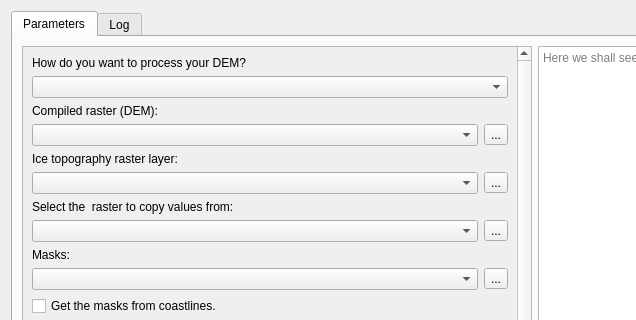
First picture: the form in std_proc_dialog_base.ui, repository jaminzoda/terra-antiqua, before the edit; both pictures show x 0 to 636 and y 0 to 320 of the 880 by 500 pixel window.
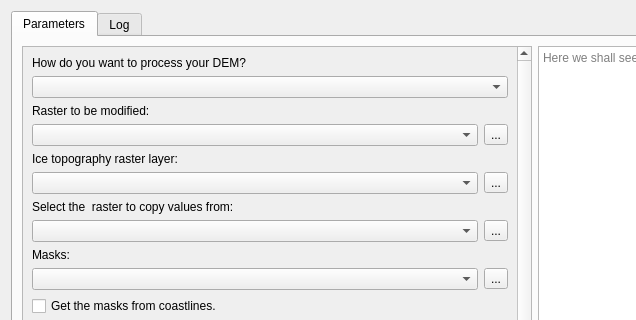
Second picture: the form after the edit. Custom widgets are drawn as their Qt base class.

Diff of the .ui file:
```diff
--- a/std_proc_dialog_base.ui
+++ b/std_proc_dialog_base.ui
@@ -70,8 +70,8 @@
            <rect>
             <x>0</x>
             <y>0</y>
-            <width>493</width>
-            <height>412</height>
+            <width>479</width>
+            <height>497</height>
            </rect>
           </property>
           <layout class="QVBoxLayout" name="verticalLayout_8">
@@ -94,7 +94,7 @@
              <item>
               <widget class="QLabel" name="baseRasterLabel">
                <property name="text">
-                <string>Compiled raster (DEM):</string>
+                <string>Raster to be modified:</string>
                </property>
               </widget>
              </item>
```
Left out of the diff: 2 changed lines with no effect on the pictures.
